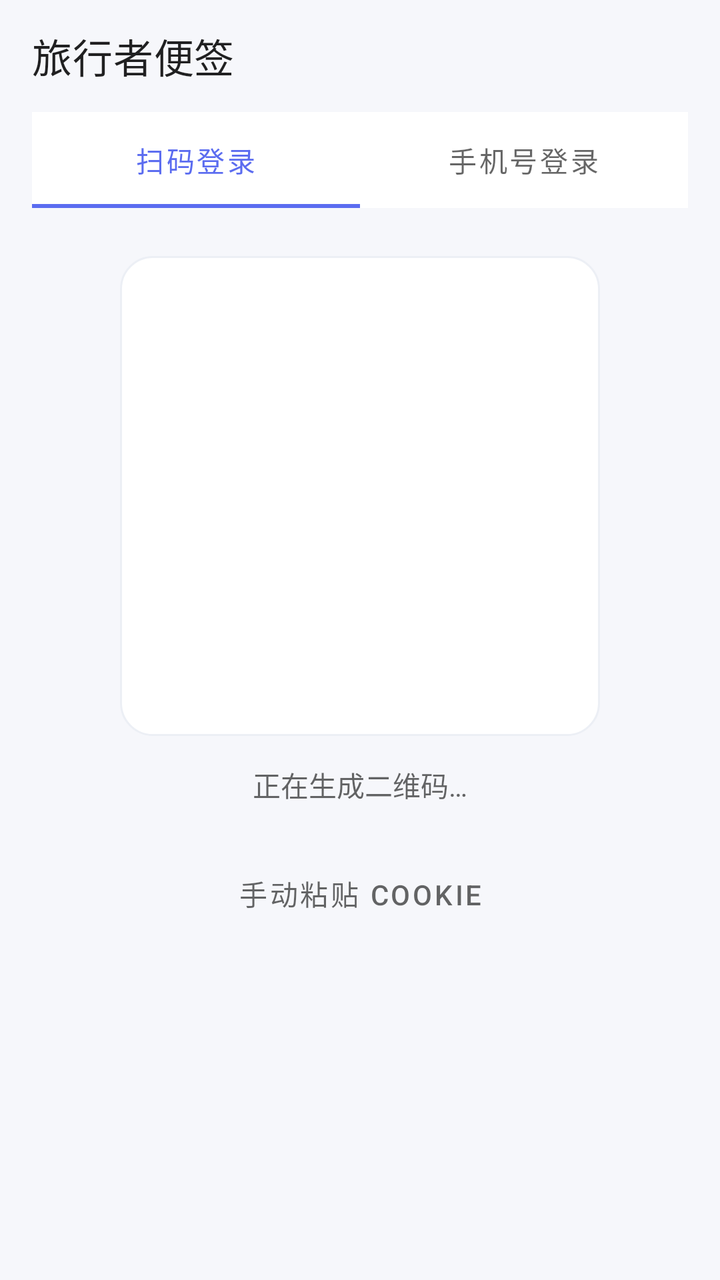
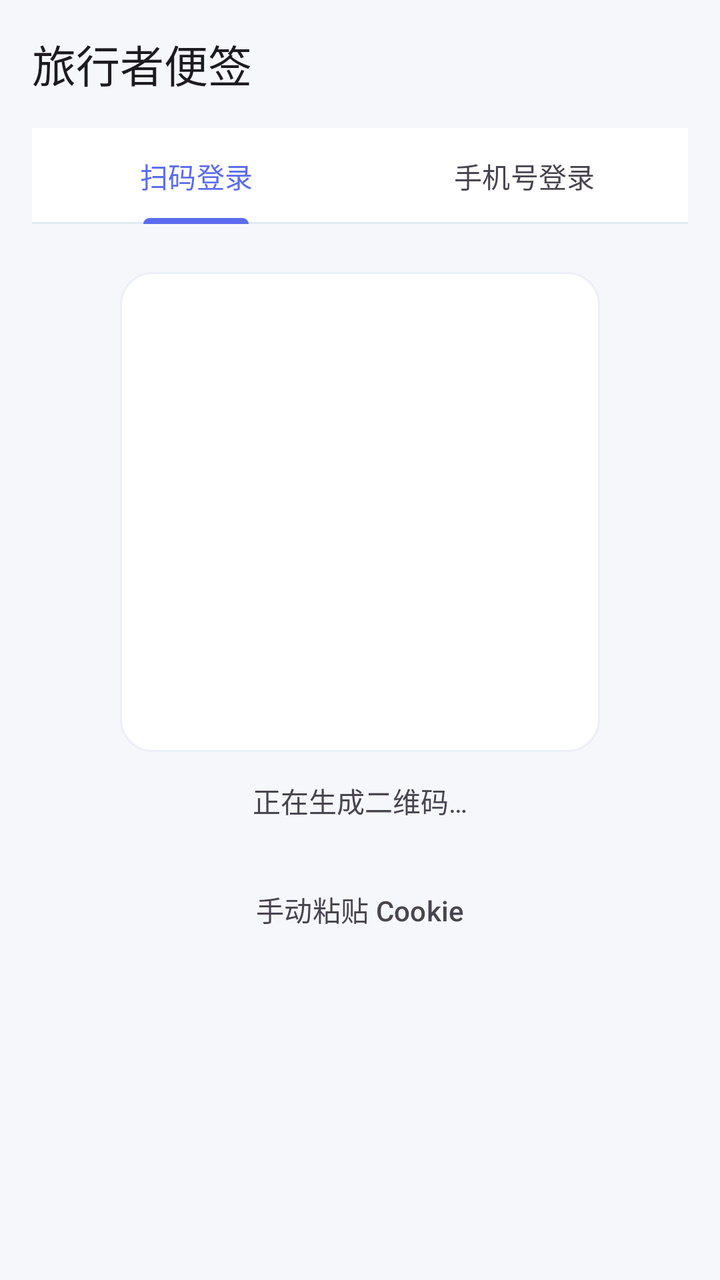

Before-and-after screenshots of an Android layout around one commit, followed by the original layout XML and the change that was made.
<!-- AndroidManifest.xml: application theme Theme.TravelerNote -->
<!-- res/layout/activity_login.xml -->
<?xml version="1.0" encoding="utf-8"?>
<LinearLayout xmlns:android="http://schemas.android.com/apk/res/android"
    xmlns:app="http://schemas.android.com/apk/res-auto"
    android:id="@+id/root"
    android:layout_width="match_parent"
    android:layout_height="match_parent"
    android:orientation="vertical">

    <com.google.android.material.appbar.MaterialToolbar
        android:id="@+id/toolbar"
        android:layout_width="match_parent"
        android:layout_height="?attr/actionBarSize"
        android:background="@android:color/transparent"
        app:title="@string/app_name"
        app:titleTextColor="?android:attr/textColorPrimary" />

    <com.google.android.material.tabs.TabLayout
        android:id="@+id/tabs"
        android:layout_width="match_parent"
        android:layout_height="wrap_content"
        android:layout_marginStart="16dp"
        android:layout_marginEnd="16dp"
        app:tabIndicatorColor="?attr/colorPrimary"
        app:tabSelectedTextColor="?attr/colorPrimary"
        app:tabTextColor="?android:attr/textColorSecondary">

        <com.google.android.material.tabs.TabItem
            android:layout_width="wrap_content"
            android:layout_height="wrap_content"
            android:text="@string/login_qr" />

        <com.google.android.material.tabs.TabItem
            android:layout_width="wrap_content"
            android:layout_height="wrap_content"
            android:text="@string/login_phone" />
    </com.google.android.material.tabs.TabLayout>

    <androidx.core.widget.NestedScrollView
        android:layout_width="match_parent"
        android:layout_height="0dp"
        android:layout_weight="1"
        android:fillViewport="true">

        <LinearLayout
            android:layout_width="match_parent"
            android:layout_height="wrap_content"
            android:orientation="vertical"
            android:paddingStart="24dp"
            android:paddingEnd="24dp"
            android:paddingTop="8dp"
            android:paddingBottom="16dp">

            <LinearLayout
                android:id="@+id/panelQr"
                android:layout_width="match_parent"
                android:layout_height="wrap_content"
                android:gravity="center_horizontal"
                android:orientation="vertical">

                <FrameLayout
                    android:layout_width="240dp"
                    android:layout_height="240dp"
                    android:layout_marginTop="16dp"
                    android:background="@drawable/qr_frame">

                    <ImageView
                        android:id="@+id/qrImage"
                        android:layout_width="216dp"
                        android:layout_height="216dp"
                        android:layout_gravity="center"
                        android:contentDescription="@string/login_qr" />

                    <ProgressBar
                        android:id="@+id/qrLoading"
                        android:layout_width="wrap_content"
                        android:layout_height="wrap_content"
                        android:layout_gravity="center" />
                </FrameLayout>

                <TextView
                    android:id="@+id/qrStatus"
                    android:layout_width="wrap_content"
                    android:layout_height="wrap_content"
                    android:layout_marginTop="14dp"
                    android:gravity="center"
                    android:text="@string/qr_waiting"
                    android:textColor="?android:attr/textColorSecondary"
                    android:textSize="14sp" />
            </LinearLayout>

            <LinearLayout
                android:id="@+id/panelPhone"
                android:layout_width="match_parent"
                android:layout_height="wrap_content"
                android:orientation="vertical"
                android:visibility="gone">

                <com.google.android.material.textfield.TextInputLayout
                    android:layout_width="match_parent"
                    android:layout_height="wrap_content"
                    android:layout_marginTop="12dp"
                    android:hint="@string/phone_hint"
                    app:boxBackgroundMode="outline"
                    app:boxCornerRadiusTopStart="16dp"
                    app:boxCornerRadiusTopEnd="16dp"
                    app:boxCornerRadiusBottomStart="16dp"
                    app:boxCornerRadiusBottomEnd="16dp"
                    app:boxStrokeWidth="1dp"
                    app:boxStrokeWidthFocused="2dp">

                    <com.google.android.material.textfield.TextInputEditText
                        android:id="@+id/phoneInput"
                        android:layout_width="match_parent"
                        android:layout_height="wrap_content"
                        android:inputType="phone"
                        android:maxLines="1" />
                </com.google.android.material.textfield.TextInputLayout>

                <LinearLayout
                    android:layout_width="match_parent"
                    android:layout_height="wrap_content"
                    android:layout_marginTop="12dp"
                    android:orientation="horizontal">

                    <com.google.android.material.textfield.TextInputLayout
                        android:layout_width="0dp"
                        android:layout_height="wrap_content"
                        android:layout_weight="1"
                        android:hint="@string/sms_code_hint"
                        app:boxBackgroundMode="outline"
                        app:boxCornerRadiusTopStart="16dp"
                        app:boxCornerRadiusTopEnd="16dp"
                        app:boxCornerRadiusBottomStart="16dp"
                        app:boxCornerRadiusBottomEnd="16dp"
                        app:boxStrokeWidth="1dp"
                        app:boxStrokeWidthFocused="2dp">

                        <com.google.android.material.textfield.TextInputEditText
                            android:id="@+id/codeInput"
                            android:layout_width="match_parent"
                            android:layout_height="wrap_content"
                            android:inputType="number"
                            android:maxLines="1" />
                    </com.google.android.material.textfield.TextInputLayout>

                    <com.google.android.material.button.MaterialButton
                        android:id="@+id/sendCodeBtn"
                        android:layout_width="wrap_content"
                        android:layout_height="wrap_content"
                        android:layout_marginStart="10dp"
                        android:text="@string/send_code"
                        app:cornerRadius="12dp" />
                </LinearLayout>

                <com.google.android.material.button.MaterialButton
                    android:id="@+id/loginBtn"
                    android:layout_width="match_parent"
                    android:layout_height="wrap_content"
                    android:layout_marginTop="20dp"
                    android:text="@string/login"
                    app:cornerRadius="14dp" />

                <TextView
                    android:id="@+id/phoneStatus"
                    android:layout_width="wrap_content"
                    android:layout_height="wrap_content"
                    android:layout_marginTop="14dp"
                    android:gravity="center"
                    android:textColor="?android:attr/textColorSecondary"
                    android:textSize="13sp" />
            </LinearLayout>

            <com.google.android.material.button.MaterialButton
                android:id="@+id/manualCookieBtn"
                style="@style/Widget.MaterialComponents.Button.TextButton"
                android:layout_width="match_parent"
                android:layout_height="wrap_content"
                android:layout_marginTop="20dp"
                android:text="@string/login_manual"
                android:textColor="?android:attr/textColorSecondary"
                android:textSize="14sp" />
        </LinearLayout>
    </androidx.core.widget.NestedScrollView>
</LinearLayout>
<!-- resources referenced by this layout -->
<resources>
  <!-- drawable qr_frame (drawable) -->
  <?xml version="1.0" encoding="utf-8"?>
  <shape xmlns:android="http://schemas.android.com/apk/res/android"
      android:shape="rectangle">
      <solid android:color="@android:color/white" />
      <stroke
          android:width="1dp"
          android:color="@color/divider" />
      <corners android:radius="16dp" />
      <padding
          android:left="12dp"
          android:top="12dp"
          android:right="12dp"
          android:bottom="12dp" />
  </shape>
  <string name="app_name">旅行者便签</string>
  <string name="login">登录</string>
  <string name="login_manual">手动粘贴 Cookie</string>
  <string name="login_phone">手机号登录</string>
  <string name="login_qr">扫码登录</string>
  <string name="phone_hint">手机号</string>
  <string name="qr_waiting">正在生成二维码…</string>
  <string name="send_code">发送验证码</string>
  <string name="sms_code_hint">短信验证码</string>
  <style name="Theme.TravelerNote" parent="Theme.MaterialComponents.DayNight.NoActionBar">
          <item name="colorPrimary">@color/accent_blue</item>
          <item name="colorPrimaryVariant">@color/primary_dark</item>
          <item name="colorOnPrimary">@color/on_primary</item>
          <item name="colorSecondary">@color/accent_blue</item>
          <item name="colorSecondaryVariant">@color/primary_dark</item>
          <item name="colorOnSecondary">@color/on_primary</item>
          <item name="android:windowBackground">@color/background</item>
          <item name="android:statusBarColor">@android:color/transparent</item>
          <item name="android:navigationBarColor">@android:color/transparent</item>
          <item name="android:windowLightStatusBar">true</item>
          <item name="android:windowLightNavigationBar">true</item>
          <item name="android:windowLayoutInDisplayCutoutMode">shortEdges</item>
      </style>
  <color name="divider">#ECEFF5</color>
  <color name="accent_blue">#5B6CF0</color>
  <color name="primary_dark">#4456C8</color>
  <color name="on_primary">#FFFFFF</color>
  <color name="background">#F6F7FB</color>
</resources>

<!-- the commit's change to res/layout/activity_login.xml (unified diff, before → after) -->
@@ -149,7 +149,7 @@
                         android:layout_height="wrap_content"
                         android:layout_marginStart="10dp"
                         android:text="@string/send_code"
-                        app:cornerRadius="12dp" />
+                        app:cornerRadius="20dp" />
                 </LinearLayout>
 
                 <com.google.android.material.button.MaterialButton
@@ -172,7 +172,7 @@
 
             <com.google.android.material.button.MaterialButton
                 android:id="@+id/manualCookieBtn"
-                style="@style/Widget.MaterialComponents.Button.TextButton"
+                style="@style/Widget.Material3.Button.TextButton"
                 android:layout_width="match_parent"
                 android:layout_height="wrap_content"
                 android:layout_marginTop="20dp"
<!-- resource entries referenced after the edit -->
@@ -24,13 +24,24 @@
   <string name="qr_waiting">正在生成二维码…</string>
   <string name="send_code">发送验证码</string>
   <string name="sms_code_hint">短信验证码</string>
-  <style name="Theme.TravelerNote" parent="Theme.MaterialComponents.DayNight.NoActionBar">
+  <style name="Theme.TravelerNote" parent="Theme.Material3.DayNight.NoActionBar">
           <item name="colorPrimary">@color/accent_blue</item>
-          <item name="colorPrimaryVariant">@color/primary_dark</item>
           <item name="colorOnPrimary">@color/on_primary</item>
+          <item name="colorPrimaryContainer">@color/primary_container_blue</item>
+          <item name="colorOnPrimaryContainer">@color/on_primary_container_blue</item>
           <item name="colorSecondary">@color/accent_blue</item>
-          <item name="colorSecondaryVariant">@color/primary_dark</item>
           <item name="colorOnSecondary">@color/on_primary</item>
+          <item name="colorSecondaryContainer">@color/secondary_container</item>
+          <item name="colorOnSecondaryContainer">@color/on_secondary_container</item>
+  
+          <item name="colorSurface">@color/surface</item>
+          <item name="colorOnSurface">@color/on_surface</item>
+          <item name="colorSurfaceVariant">@color/surface_container</item>
+          <item name="colorOnSurfaceVariant">@color/on_surface_variant</item>
+          <item name="colorSurfaceContainer">@color/surface_container</item>
+          <item name="colorSurfaceContainerHigh">@color/surface_container_high</item>
+          <item name="colorOutlineVariant">@color/outline_variant</item>
+  
           <item name="android:windowBackground">@color/background</item>
           <item name="android:statusBarColor">@android:color/transparent</item>
           <item name="android:navigationBarColor">@android:color/transparent</item>
@@ -40,8 +51,17 @@
       </style>
   <color name="divider">#ECEFF5</color>
   <color name="accent_blue">#5B6CF0</color>
-  <color name="primary_dark">#4456C8</color>
   <color name="on_primary">#FFFFFF</color>
+  <color name="primary_container_blue">#E2E7FF</color>
+  <color name="on_primary_container_blue">#2732A8</color>
+  <color name="secondary_container">#EBEEF6</color>
+  <color name="on_secondary_container">#2A3242</color>
+  <color name="surface">#FFFFFF</color>
+  <color name="on_surface">#1F2430</color>
+  <color name="surface_container">#F7F8FC</color>
+  <color name="on_surface_variant">#7C8698</color>
+  <color name="surface_container_high">#EFF1F8</color>
+  <color name="outline_variant">#E4E8F1</color>
   <color name="background">#F6F7FB</color>
 </resources>
 
